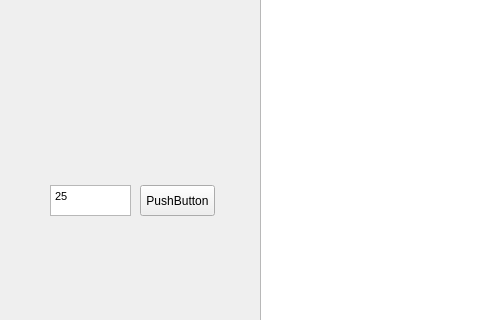
First picture: the form in src/FFParser_GUI/source/mainwindow.ui, repository sp0wk/FFParser_2017, before the edit; both pictures show x 0 to 480 and y 211 to 531 of the 938 by 644 pixel window.
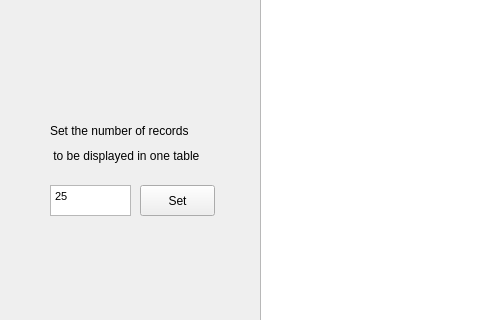
Second picture: the form after the edit.

Patch:
```diff
--- a/src/FFParser_GUI/source/mainwindow.ui
+++ b/src/FFParser_GUI/source/mainwindow.ui
@@ -134,7 +134,33 @@
      </rect>
     </property>
     <property name="text">
-     <string>PushButton</string>
+     <string>Set</string>
+    </property>
+   </widget>
+   <widget class="QLabel" name="label_2">
+    <property name="geometry">
+     <rect>
+      <x>50</x>
+      <y>280</y>
+      <width>141</width>
+      <height>51</height>
+     </rect>
+    </property>
+    <property name="text">
+     <string>Set the number of records</string>
+    </property>
+   </widget>
+   <widget class="QLabel" name="label_3">
+    <property name="geometry">
+     <rect>
+      <x>50</x>
+      <y>310</y>
+      <width>161</width>
+      <height>41</height>
+     </rect>
+    </property>
+    <property name="text">
+     <string> to be displayed in one table</string>
     </property>
    </widget>
   </widget>
```
